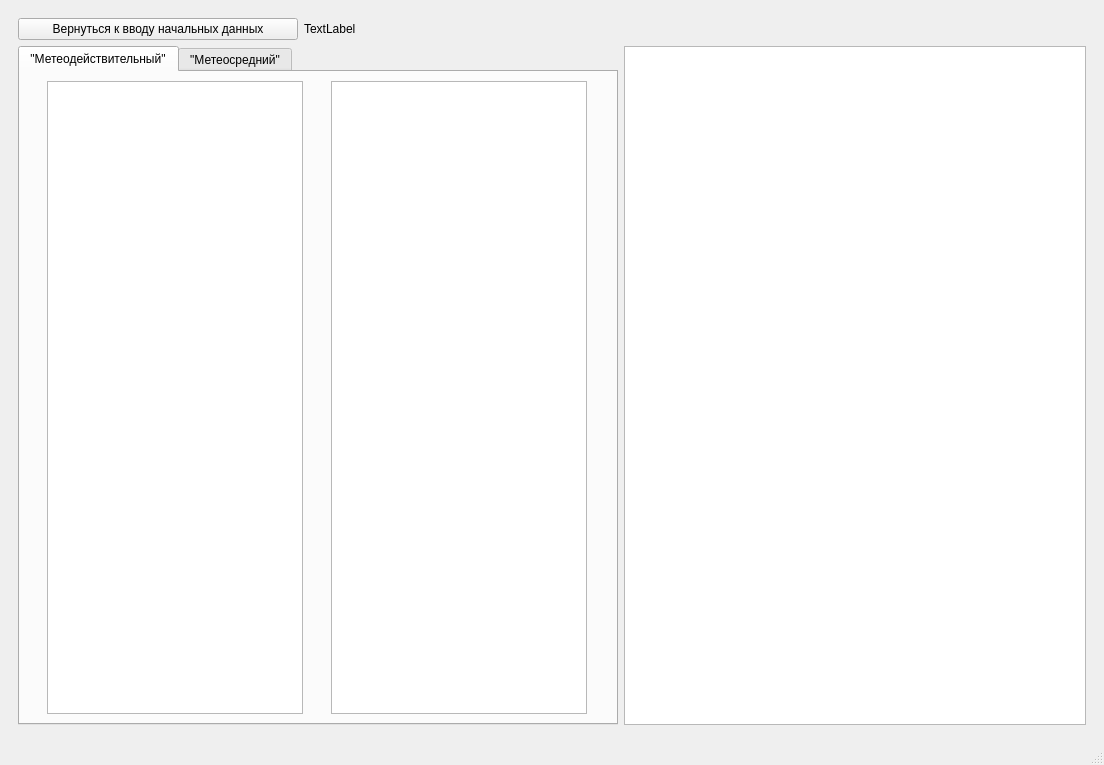
Above: meteo2/mainwindow.ui from novikovka/meteorological-complex before the change. Below: the same form after it.
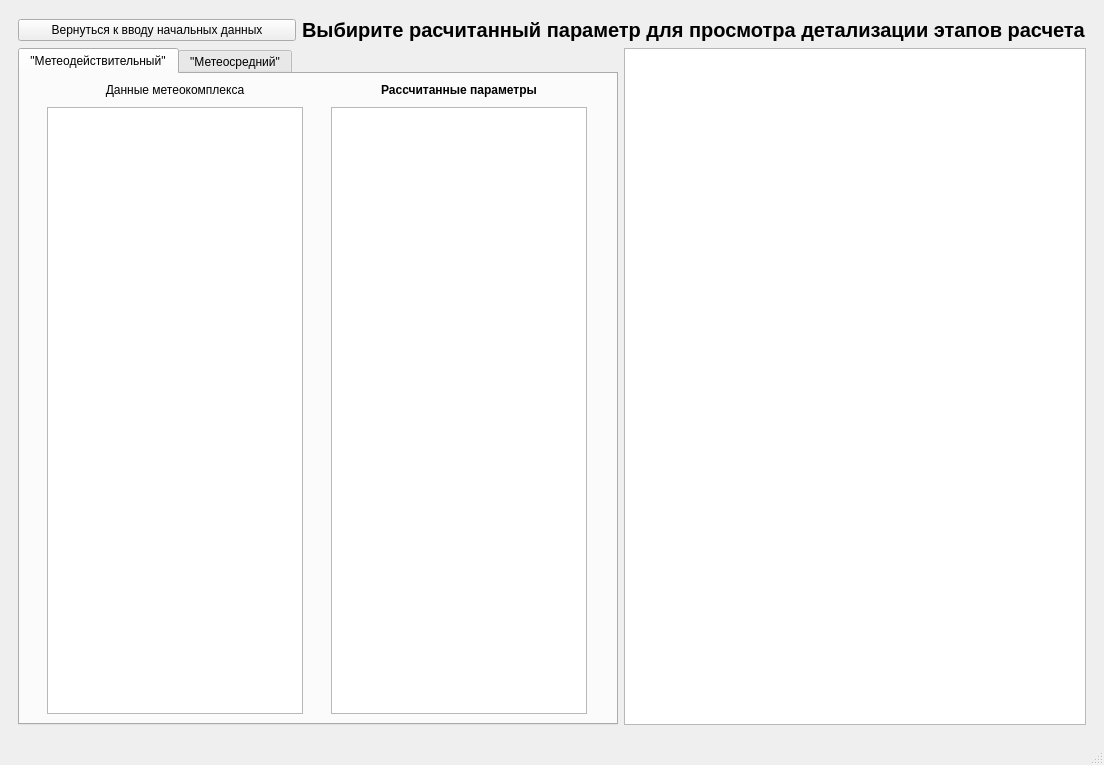
That is the form after the change. The open tabs and pages were chosen to show the change.

Patch:
```diff
--- a/meteo2/mainwindow.ui
+++ b/meteo2/mainwindow.ui
@@ -532,8 +532,14 @@
           </item>
           <item>
            <widget class="QLabel" name="label_20">
+            <property name="font">
+             <font>
+              <pointsize>15</pointsize>
+              <bold>true</bold>
+             </font>
+            </property>
             <property name="text">
-             <string>TextLabel</string>
+             <string>Выбирите расчитанный параметр для просмотра детализации этапов расчета</string>
             </property>
            </widget>
           </item>
@@ -573,6 +579,30 @@
                <number>10</number>
               </property>
               <item>
+               <layout class="QVBoxLayout" name="verticalLayout_4">
+                <item>
+                 <widget class="QLabel" name="LabelTableMtdBull">
+                  <property name="sizePolicy">
+                   <sizepolicy hsizetype="Preferred" vsizetype="Preferred">
+                    <horstretch>0</horstretch>
+                    <verstretch>0</verstretch>
+                   </sizepolicy>
+                  </property>
+                  <property name="minimumSize">
+                   <size>
+                    <width>0</width>
+                    <height>0</height>
+                   </size>
+                  </property>
+                  <property name="text">
+                   <string>Данные метеокомплекса</string>
+                  </property>
+                  <property name="alignment">
+                   <set>Qt::AlignmentFlag::AlignCenter</set>
+                  </property>
+                 </widget>
+                </item>
+                <item>
                <widget class="QTableWidget" name="TableMtdBull">
                 <property name="sizePolicy">
                  <sizepolicy hsizetype="Maximum" vsizetype="Expanding">
@@ -588,6 +618,31 @@
                 </property>
                </widget>
               </item>
+               </layout>
+              </item>
+              <item>
+               <layout class="QVBoxLayout" name="verticalLayout_5">
+                <item>
+                 <widget class="QLabel" name="LabelTableMtdResult">
+                  <property name="minimumSize">
+                   <size>
+                    <width>200</width>
+                    <height>0</height>
+                   </size>
+                  </property>
+                  <property name="font">
+                   <font>
+                    <bold>true</bold>
+                   </font>
+                  </property>
+                  <property name="text">
+                   <string>Рассчитанные параметры</string>
+                  </property>
+                  <property name="alignment">
+                   <set>Qt::AlignmentFlag::AlignCenter</set>
+                  </property>
+                 </widget>
+                </item>
               <item>
                <widget class="QTableWidget" name="TableMtdResult">
                 <property name="sizePolicy">
@@ -605,6 +660,8 @@
                </widget>
               </item>
              </layout>
+              </item>
+             </layout>
             </widget>
             <widget class="QWidget" name="tab_2">
              <attribute name="title">
```
Left out of the diff: 52 changed lines with no effect on the pictures. Lines whose indentation alone changed are shown as unchanged.
